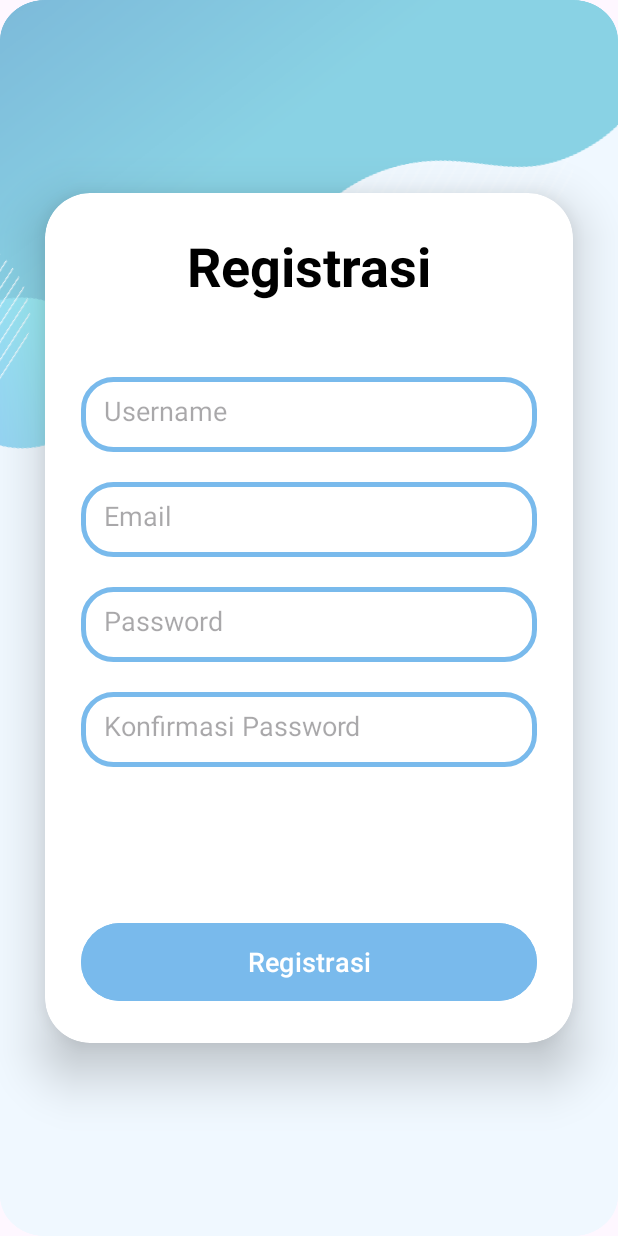
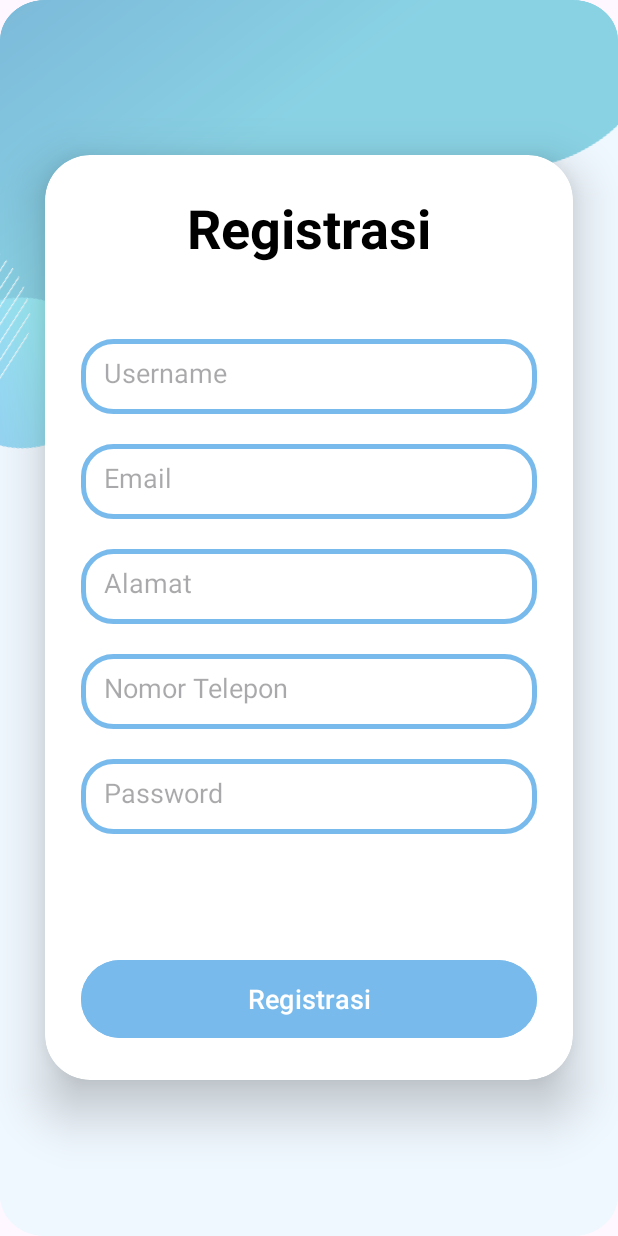
Before and after one commit to IMadePringgaPutraBaskara/KonveksiMaster, an Android app built with Jetpack Compose: the RegisterApp screen opened directly, with no data from a screen before it, on a phone screen of 412 x 824 dp. Run offline under Robolectric (Android 15) with nearby library versions, the phone set to English and light mode, and no system bars; our stand-ins replace Volley.

Commit message:
Update fitur RegisterApp.kt, register_app.xml
Penyesuaian di AndroidManifest.xml, Build_gradle

menambahkan network_security_config.xml dikarenakan pada android pie tidak bisa melakukan koneksi pada http.

Develop backend Login, Register

Fungsi Login dan Register sudah bisa di jalankan.

```diff
--- a/app/build.gradle.kts
+++ b/app/build.gradle.kts
@@ -66,6 +66,7 @@ dependencies {
     implementation(libs.androidx.ui.graphics)
     implementation(libs.androidx.ui.tooling.preview)
     implementation(libs.androidx.material3)
+    implementation(libs.volley)
     testImplementation(libs.junit)
     androidTestImplementation(libs.androidx.junit)
     androidTestImplementation(libs.androidx.espresso.core)
@@ -75,4 +76,5 @@ dependencies {
     debugImplementation(libs.androidx.ui.test.manifest)
 
 
+
 }
--- a/app/src/main/java/com/example/myapplication/RegisterApp.kt
+++ b/app/src/main/java/com/example/myapplication/RegisterApp.kt
@@ -1,11 +1,72 @@
 package com.example.myapplication
 
+import android.content.Intent
 import android.os.Bundle
+import android.widget.Button
+import android.widget.EditText
+import android.widget.Toast
 import androidx.appcompat.app.AppCompatActivity
+import com.android.volley.AuthFailureError
+import com.android.volley.RequestQueue
+import com.android.volley.Response
+import com.android.volley.toolbox.StringRequest
+import com.android.volley.toolbox.Volley
 
 class RegisterApp : AppCompatActivity() {
+
+    private lateinit var etUsername: EditText
+    private lateinit var etEmail: EditText
+    private lateinit var etAddress: EditText
+    private lateinit var etTelNumber: EditText
+    private lateinit var etPass: EditText
+    private lateinit var btnDaftar: Button
+
     override fun onCreate(savedInstanceState: Bundle?) {
         super.onCreate(savedInstanceState)
         setContentView(R.layout.register_app) // Pastikan layout yang sesuai
+
+        etUsername = findViewById(R.id.reg_username)
+        etEmail = findViewById(R.id.email)
+        etAddress = findViewById(R.id.reg_Address)
+        etTelNumber = findViewById(R.id.tel_number)
+        etPass = findViewById(R.id.reg_pass)
+        btnDaftar = findViewById(R.id.regist_button)
+
+        btnDaftar.setOnClickListener {
+            val username = etUsername.text.toString()
+            val email = etEmail.text.toString()
+            val address = etAddress.text.toString()
+            val telNumber = etTelNumber.text.toString()
+            val pass = etPass.text.toString()
+
+            if (username.isNotEmpty() && email.isNotEmpty() && address.isNotEmpty() && telNumber.isNotEmpty() && pass.isNotEmpty()) {
+                val stringRequest = object : StringRequest(
+                    Method.POST, Db_connection.urlRegister,
+                    Response.Listener { response ->
+                        Toast.makeText(applicationContext, response, Toast.LENGTH_SHORT).show()
+                        startActivity(Intent(applicationContext, LoginApp::class.java))
+                    },
+                    Response.ErrorListener { error ->
+                        Toast.makeText(applicationContext, error.message, Toast.LENGTH_SHORT).show()
+                    }
+                ) {
+                    @Throws(AuthFailureError::class)
+                    override fun getParams(): Map<String, String> {
+                        val params = HashMap<String, String>()
+                        params["username"] = username
+                        params["email"] = email
+                        params["address"] = address
+                        params["tel_number"] = telNumber
+                        params["password"] = pass
+                        return params
+                    }
+                }
+
+                val requestQueue: RequestQueue = Volley.newRequestQueue(applicationContext)
+                requestQueue.add(stringRequest)
+            } else {
+                Toast.makeText(applicationContext, "Ada data yang masih kosong", Toast.LENGTH_SHORT).show()
+            }
+        }
     }
 }
--- a/app/src/main/res/layout/register_app.xml
+++ b/app/src/main/res/layout/register_app.xml
@@ -21,31 +21,31 @@
         <LinearLayout
             android:layout_width="match_parent"
             android:layout_height="wrap_content"
+            android:layout_gravity="center_horizontal"
             android:orientation="vertical"
-            android:layout_gravity="center_horizontal"
             android:padding="24dp">
 
             <TextView
+                android:id="@+id/registrasi"
                 android:layout_width="match_parent"
                 android:layout_height="wrap_content"
                 android:text="Registrasi"
-                android:id="@+id/registrasi"
+                android:textAlignment="center"
+                android:textColor="@color/black"
                 android:textSize="36sp"
-                android:textAlignment="center"
-                android:textStyle="bold"
-                android:textColor="@color/black"/>
+                android:textStyle="bold" />
 
             <EditText
+                android:id="@+id/reg_username"
                 android:layout_width="match_parent"
                 android:layout_height="50dp"
-                android:id="@+id/reg_username"
+                android:layout_marginTop="50dp"
                 android:background="@drawable/custom_edittext"
                 android:drawablePadding="8dp"
                 android:hint="Username"
                 android:padding="15dp"
                 android:textColor="@color/black"
-                android:textColorHighlight="@color/cardview_dark_background"
-                android:layout_marginTop="50dp"/>
+                android:textColorHighlight="@color/cardview_dark_background" />
 
             <EditText
                 android:id="@+id/email"
@@ -61,6 +61,32 @@
                 android:textColorHighlight="@color/cardview_dark_background" />
 
             <EditText
+                android:id="@+id/reg_Address"
+                android:layout_width="match_parent"
+                android:layout_height="50dp"
+                android:layout_marginTop="20dp"
+                android:background="@drawable/custom_edittext"
+                android:drawablePadding="8dp"
+                android:hint="Alamat"
+                android:inputType="textPostalAddress"
+                android:padding="15dp"
+                android:textColor="@color/black"
+                android:textColorHighlight="@color/cardview_dark_background" />
+
+            <EditText
+                android:id="@+id/tel_number"
+                android:layout_width="match_parent"
+                android:layout_height="50dp"
+                android:layout_marginTop="20dp"
+                android:background="@drawable/custom_edittext"
+                android:drawablePadding="8dp"
+                android:hint="Nomor Telepon"
+                android:inputType="text|number"
+                android:padding="15dp"
+                android:textColor="@color/black"
+                android:textColorHighlight="@color/cardview_dark_background" />
+
+            <EditText
                 android:id="@+id/reg_pass"
                 android:layout_width="match_parent"
                 android:layout_height="50dp"
@@ -68,32 +94,19 @@
                 android:background="@drawable/custom_edittext"
                 android:drawablePadding="8dp"
                 android:hint="Password"
+                android:inputType="textPassword"
                 android:padding="15dp"
                 android:textColor="@color/black"
-                android:textColorHighlight="@color/cardview_dark_background"
-                android:inputType="textPassword" />
-
-            <EditText
-                android:layout_width="match_parent"
-                android:layout_height="50dp"
-                android:id="@+id/konf_regpass"
-                android:background="@drawable/custom_edittext"
-                android:drawablePadding="8dp"
-                android:hint="Konfirmasi Password"
-                android:padding="15dp"
-                android:inputType="textPassword"
-                android:textColor="@color/black"
-                android:textColorHighlight="@color/cardview_dark_background"
-                android:layout_marginTop="20dp"/>
+                android:textColorHighlight="@color/cardview_dark_background" />
 
             <Button
+                android:id="@+id/regist_button"
                 android:layout_width="match_parent"
                 android:layout_height="60dp"
-                android:id="@+id/regist_button"
+                android:layout_marginTop="80dp"
+                android:backgroundTint="@color/blue"
                 android:text="Registrasi"
-                android:textSize="18sp"
-                android:layout_marginTop="100dp"
-                android:backgroundTint="@color/blue" />
+                android:textSize="18sp" />
 
         </LinearLayout>
 
--- /dev/null
+++ b/app/src/main/res/xml/network_security_config.xml
@@ -0,0 +1,6 @@
+<?xml version="1.0" encoding="utf-8"?>
+<network-security-config xmlns:android="http://schemas.android.com/apk/res/android">
+    <domain-config cleartextTrafficPermitted="true">
+        <domain includeSubdomains="true">192.168.2.103</domain>
+    </domain-config>
+</network-security-config>
--- a/gradle/libs.versions.toml
+++ b/gradle/libs.versions.toml
@@ -13,6 +13,7 @@ constraintlayout = "2.1.4"
 lifecycleRuntimeKtx = "2.8.1"
 activityCompose = "1.9.0"
 composeBom = "2023.08.00"
+volley = "1.2.1"
 
 [libraries]
 androidx-core-ktx = { group = "androidx.core", name = "core-ktx", version.ref = "coreKtx" }
@@ -34,6 +35,7 @@ androidx-ui-tooling-preview = { group = "androidx.compose.ui", name = "ui-toolin
 androidx-ui-test-manifest = { group = "androidx.compose.ui", name = "ui-test-manifest" }
 androidx-ui-test-junit4 = { group = "androidx.compose.ui", name = "ui-test-junit4" }
 androidx-material3 = { group = "androidx.compose.material3", name = "material3" }
+volley = { group = "com.android.volley", name = "volley", version.ref = "volley" }
 
 [plugins]
 android-application = { id = "com.android.application", version.ref = "agp" }
```
Also changed, not shown: app/src/main/AndroidManifest.xml (+4 -3 lines), app/src/main/java/com/example/myapplication/Db_connection.java (added, +10 -0 lines), app/src/main/java/com/example/myapplication/LoginApp.kt (+47 -3 lines), app/src/main/res/layout/login_app.xml (+8 -7 lines).
